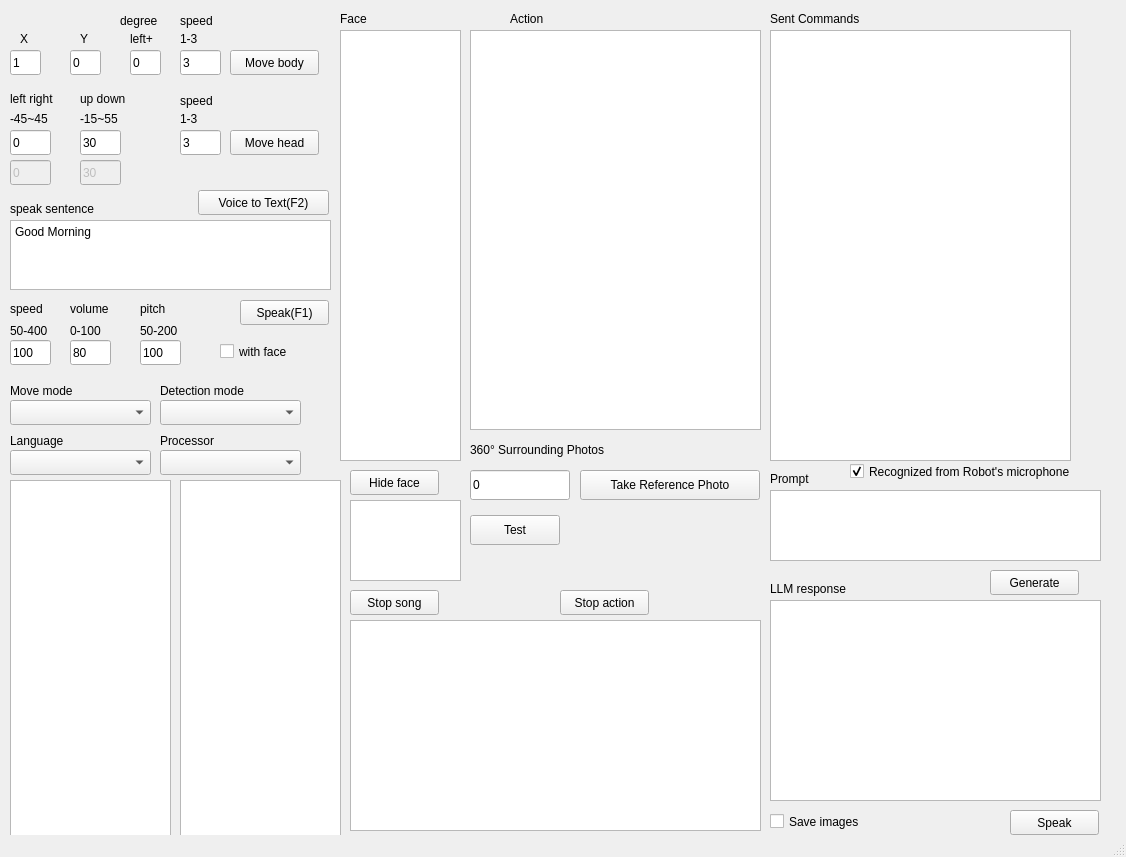
yangchihyuan/RobotNurseHelper, file Server/Zenbo/mainwindow.ui: the form before one commit.
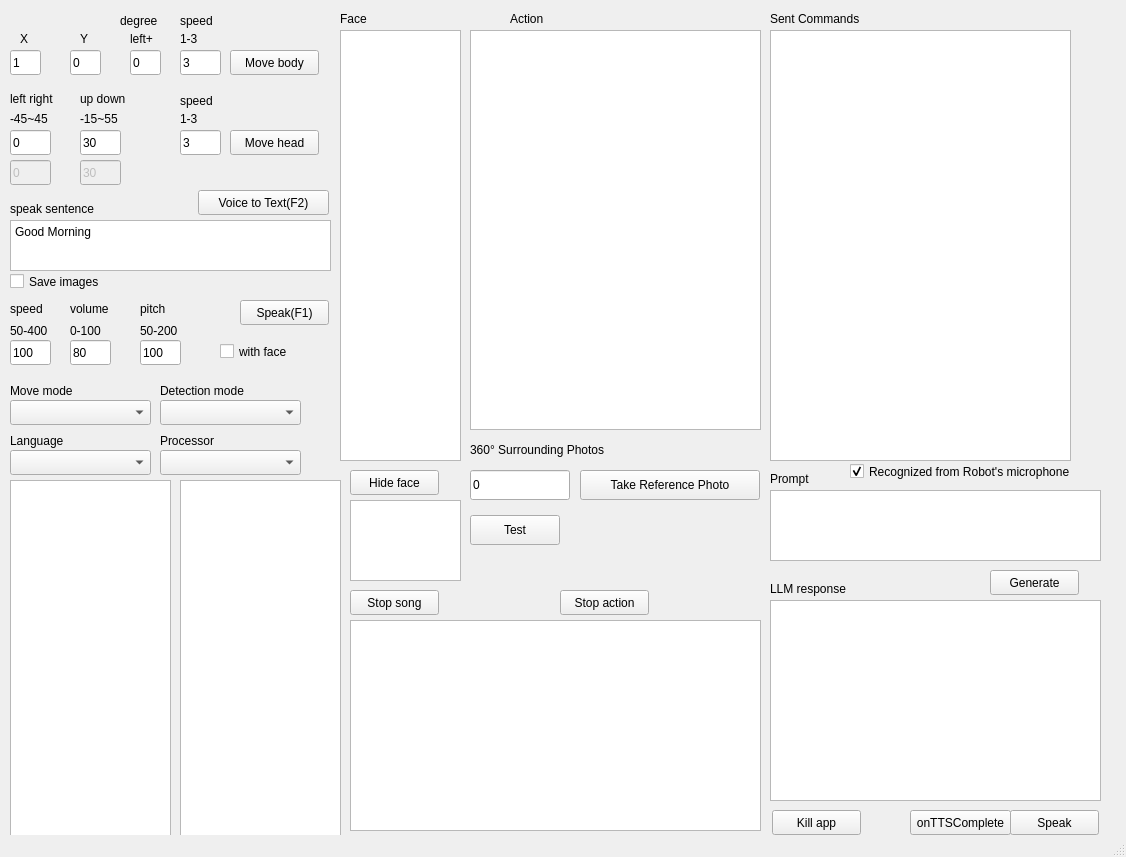
The form after the commit.

```diff
--- a/Server/Zenbo/mainwindow.ui
+++ b/Server/Zenbo/mainwindow.ui
@@ -23,7 +23,7 @@
       <x>10</x>
       <y>220</y>
       <width>321</width>
-      <height>70</height>
+      <height>51</height>
      </rect>
     </property>
     <property name="plainText">
@@ -786,8 +786,8 @@
    <widget class="QCheckBox" name="checkBox_SaveImages">
     <property name="geometry">
      <rect>
-      <x>770</x>
-      <y>810</y>
+      <x>10</x>
+      <y>270</y>
       <width>111</width>
       <height>23</height>
      </rect>
@@ -1014,6 +1014,32 @@
      <string>Stop song</string>
     </property>
    </widget>
+   <widget class="QPushButton" name="pushButton_onTTSComplete">
+    <property name="geometry">
+     <rect>
+      <x>910</x>
+      <y>810</y>
+      <width>101</width>
+      <height>25</height>
+     </rect>
+    </property>
+    <property name="text">
+     <string>onTTSComplete</string>
+    </property>
+   </widget>
+   <widget class="QPushButton" name="pushButton_killapp">
+    <property name="geometry">
+     <rect>
+      <x>772</x>
+      <y>810</y>
+      <width>89</width>
+      <height>25</height>
+     </rect>
+    </property>
+    <property name="text">
+     <string>Kill app</string>
+    </property>
+   </widget>
   </widget>
   <widget class="QStatusBar" name="statusbar"/>
  </widget>
```
Lines whose indentation alone changed are shown as unchanged.
